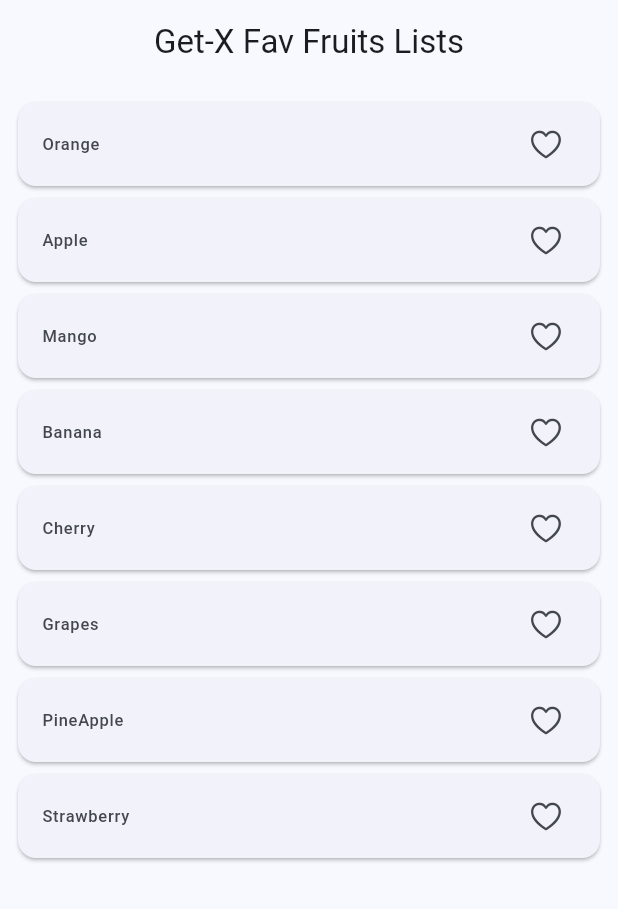
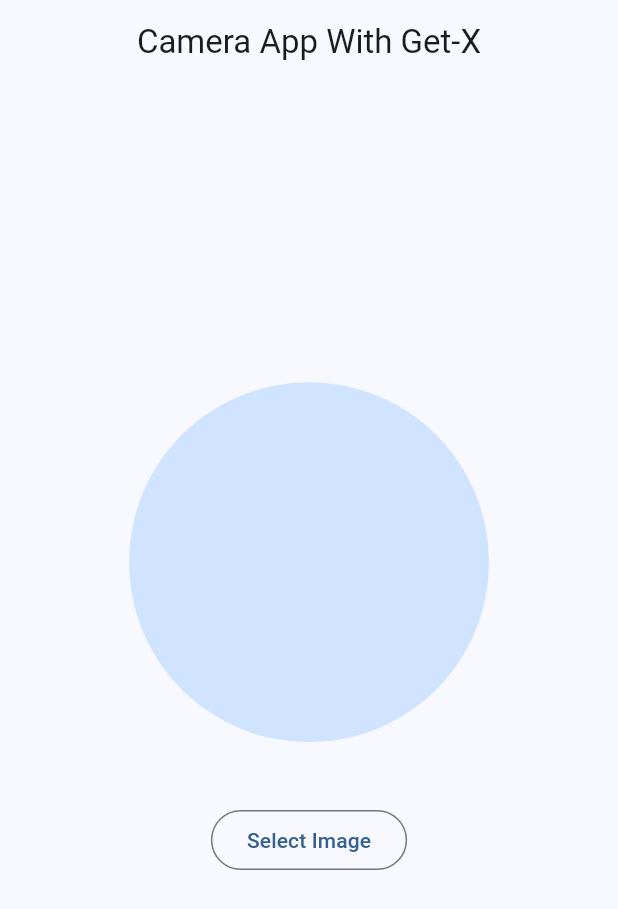
Before and after one commit to thezuraiz/Flutter-Get-X-Tutorial, a Flutter app: the screen it shows after launch, on a phone screen of 412 x 824 dp. Shown: the top 909 px of the screen. Run offline on Flutter 3.47's test engine with Material 3 defaults, Android fonts, the phone set to English and light mode, and no system bars; our stand-ins replace get, image_picker.

Commit message:
Camera App

```diff
--- /dev/null
+++ b/lib/controler/camera_controllor.dart
@@ -0,0 +1,15 @@
+import 'package:get/get.dart';
+import 'package:get/get_state_manager/get_state_manager.dart';
+import 'package:image_picker/image_picker.dart';
+
+class CameraControllor extends GetxController{
+
+  RxString photoPath = ''.obs;
+
+  Future selectImage()async{
+    ImagePicker imagepicker = ImagePicker();
+    final image = await imagepicker.pickImage(source: ImageSource.camera);
+    if(image == null){ return; }
+    photoPath.value = image.path.toString();
+  }
+}
--- a/lib/main.dart
+++ b/lib/main.dart
@@ -1,6 +1,7 @@
 import 'package:flutter/material.dart';
 import 'package:get/get.dart';
 import 'package:get_x/languages.dart';
+import 'package:get_x/screens/camera_app.dart';
 import 'package:get_x/screens/color_app.dart';
 import 'package:get_x/screens/counterapp.dart';
 import 'package:get_x/screens/fav_list.dart';
@@ -27,7 +28,7 @@ class MyApp extends StatelessWidget {
       // translations: Languages(),
       // locale: const Locale('en_US'),
       // fallbackLocale: const Locale('fr_FN'), //If no languages is selected in OS
-      home: const FavFruitsList(),
+      home: const CameraApp(),
     );
   }
 }
--- /dev/null
+++ b/lib/screens/camera_app.dart
@@ -0,0 +1,51 @@
+import 'dart:io';
+
+import 'package:flutter/material.dart';
+import 'package:get/get.dart';
+import 'package:get_x/controler/camera_controllor.dart';
+
+class CameraApp extends StatefulWidget {
+  const CameraApp({super.key});
+
+  @override
+  State<CameraApp> createState() => _CameraAppState();
+}
+
+class _CameraAppState extends State<CameraApp> {
+  CameraControllor camControllor = Get.put(CameraControllor());
+
+  @override
+  Widget build(BuildContext context) {
+    debugPrint('Build');
+    return Scaffold(
+      appBar: AppBar(
+        title: Text(
+          'Camera App With Get-X',
+          style: Theme.of(context).textTheme.titleLarge,
+        ),
+        centerTitle: true,
+      ),
+      body: Center(
+        child: Column(
+          mainAxisAlignment: MainAxisAlignment.center,
+          children: [
+            Obx(() => CircleAvatar(
+                radius: 120,
+                backgroundImage: camControllor.photoPath.value.isNotEmpty
+                    ? FileImage(File(camControllor.photoPath.value.toString()))
+                    : null)),
+            SizedBox(
+              height: Get.height * 0.05,
+            ),
+            OutlinedButton(
+                onPressed: () => camControllor.selectImage(),
+                child: const Text('Select Image')),
+            SizedBox(
+              height: Get.height * 0.05,
+            ),
+          ],
+        ),
+      ),
+    );
+  }
+}
--- a/pubspec.yaml
+++ b/pubspec.yaml
@@ -47,6 +47,7 @@ dev_dependencies:
   # package. See that file for information about deactivating specific lint
   # rules and activating additional ones.
   flutter_lints: ^3.0.0
+  image_picker:
 
 # For information on the generic Dart part of this file, see the
 # following page: https://dart.dev/tools/pub/pubspec
```
Also changed, not shown: pubspec.lock, 3 other files.
